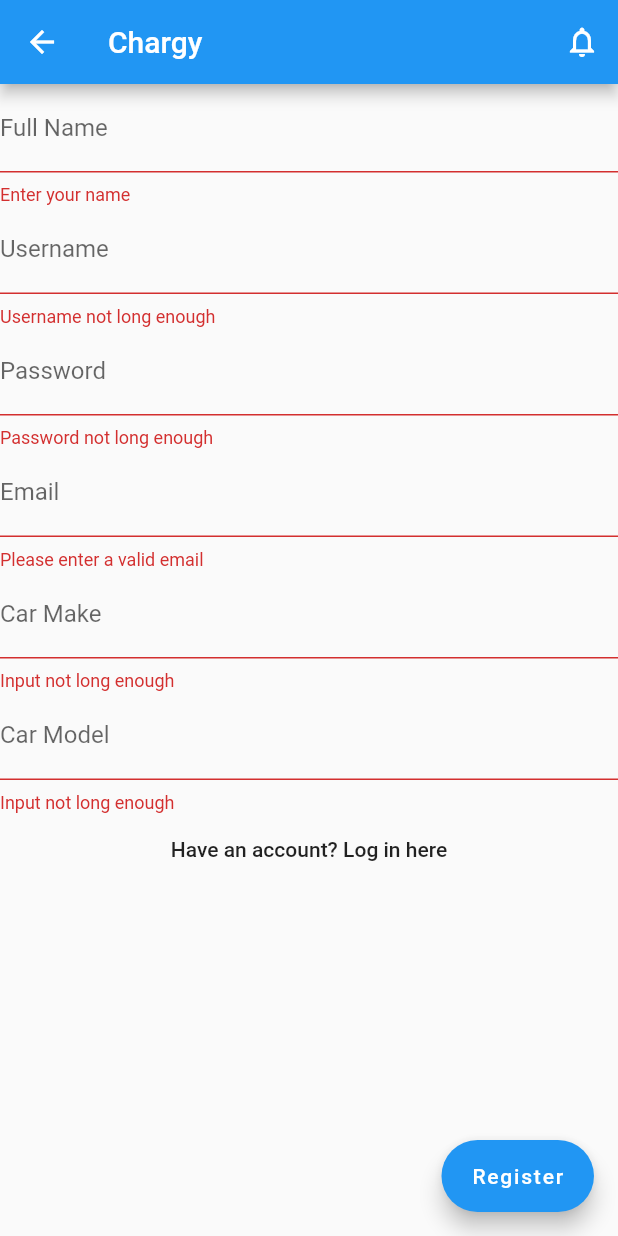
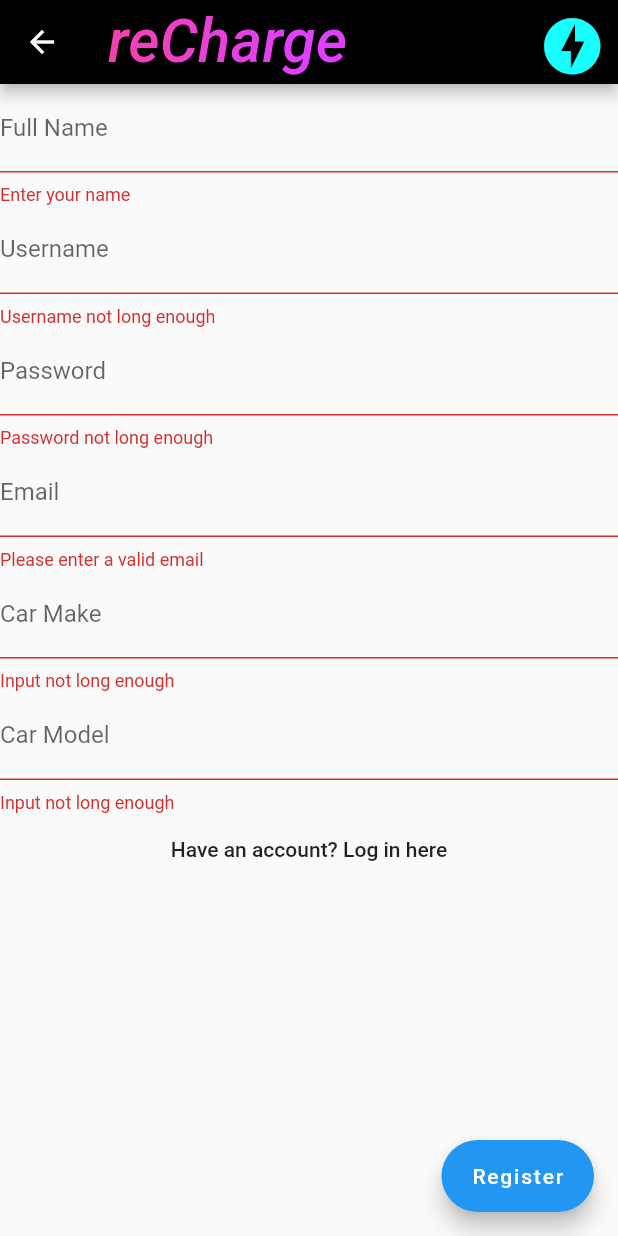
Before and after one commit to JonnyRiley/ReCharge, a Flutter app: the screen it shows after launch, after a tap on "Need an account? Register here", on a phone screen of 412 x 824 dp. Run offline on Flutter 3.47's test engine with Material 2 defaults, Android fonts, the phone set to English and light mode, and no system bars; network calls fail.

Commit message:
initial styling

```diff
--- a/lib/Widgets/LoginForm.dart
+++ b/lib/Widgets/LoginForm.dart
@@ -21,9 +21,7 @@ class LoginFormState extends State<LoginForm> {
   @override
   Widget build(BuildContext context) {
     return Scaffold(
-      appBar: new MainHeader(
-        title: new Text('Chargy'),
-      ),
+      appBar: MainHeader(),
       body: Form(
           autovalidate: true,
           key: _formKey,
@@ -62,6 +60,7 @@ class LoginFormState extends State<LoginForm> {
             ]),
           )),
       floatingActionButton: FloatingActionButton.extended(
+        backgroundColor: Colors.cyanAccent,
         onPressed: () {
           if (_formKey.currentState.validate()) {
             _formKey.currentState.save();
@@ -93,7 +92,7 @@ class LoginFormState extends State<LoginForm> {
                 );
           }
         },
-        label: Text('Log In'),
+        label: Text('Log In', style: TextStyle(color: Colors.black)),
       ),
     );
   }
--- a/lib/Widgets/MainHeader.dart
+++ b/lib/Widgets/MainHeader.dart
@@ -1,10 +1,27 @@
 import 'package:flutter/material.dart';
 
 class MainHeader extends AppBar {
-  MainHeader({Key key, Widget title})
-      : super(key: key, title: title, actions: <Widget>[
-          new IconButton(
-              icon: new Icon(Icons.notifications_none),
-              onPressed: () => print('hola'))
-        ]);
+  MainHeader({
+    Key key,
+    Widget title,
+    Color backgroundColor,
+    PreferredSizeWidget bottom,
+  }) : super(
+            key: key,
+            title: Text('reCharge',
+                style: TextStyle(
+                    fontSize: 40,
+                    fontStyle: FontStyle.italic,
+                    foreground: Paint()
+                      ..shader = LinearGradient(
+                        colors: <Color>[Colors.pinkAccent, Colors.purpleAccent],
+                      ).createShader(Rect.fromLTWH(0.0, 0.0, 200.0, 70.0)))),
+            actions: <Widget>[
+              new IconButton(
+                  icon: new Icon(Icons.offline_bolt),
+                  iconSize: 45,
+                  color: Colors.cyanAccent,
+                  onPressed: () => print('hola'))
+            ],
+            backgroundColor: Colors.black);
 }
--- a/lib/Widgets/RegisterForm.dart
+++ b/lib/Widgets/RegisterForm.dart
@@ -17,9 +17,7 @@ class RegisterFormState extends State<RegisterForm> {
   @override
   Widget build(BuildContext context) {
     return Scaffold(
-      appBar: new MainHeader(
-        title: new Text('Chargy'),
-      ),
+      appBar: MainHeader(),
       body: Form(
         autovalidate: true,
         key: _formKey,
--- a/pubspec.yaml
+++ b/pubspec.yaml
@@ -14,7 +14,7 @@ description: A new Flutter application.
 version: 1.0.0+1
 
 environment:
-  sdk: ">=2.5.2 <3.0.0"
+  sdk: '>=2.5.2 <3.0.0'
 
 dependencies:
   flutter:
```
